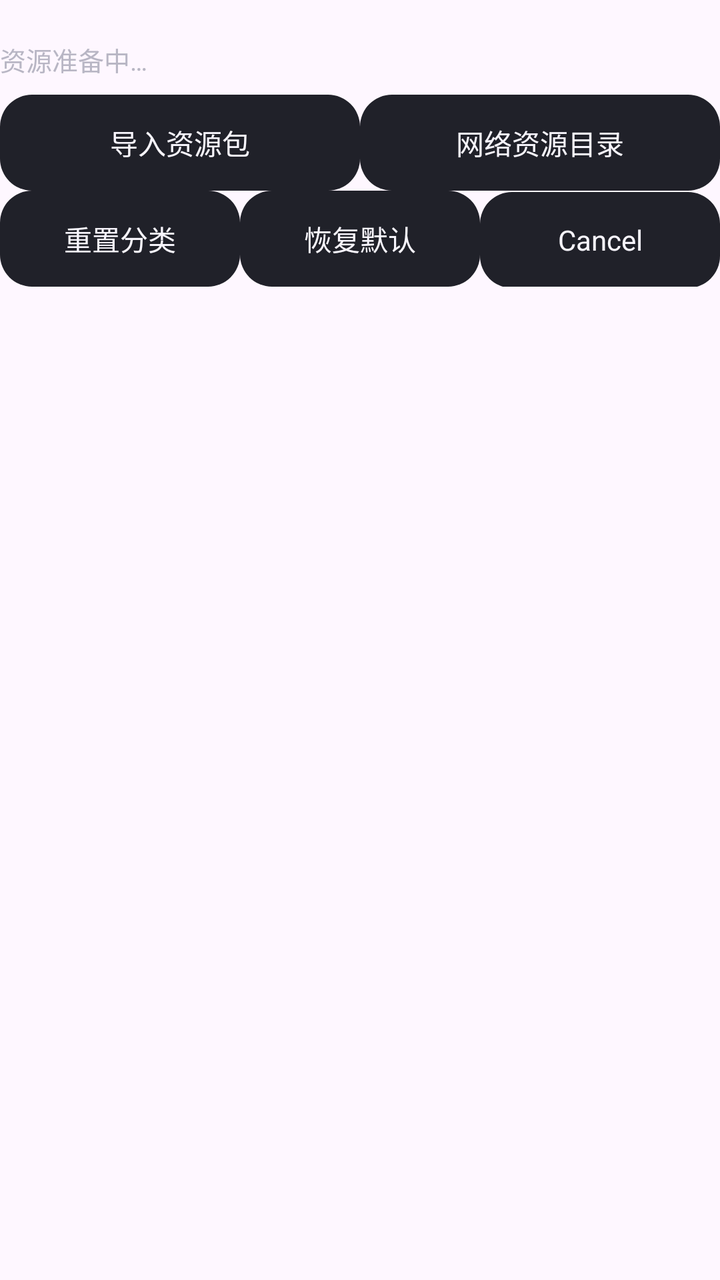
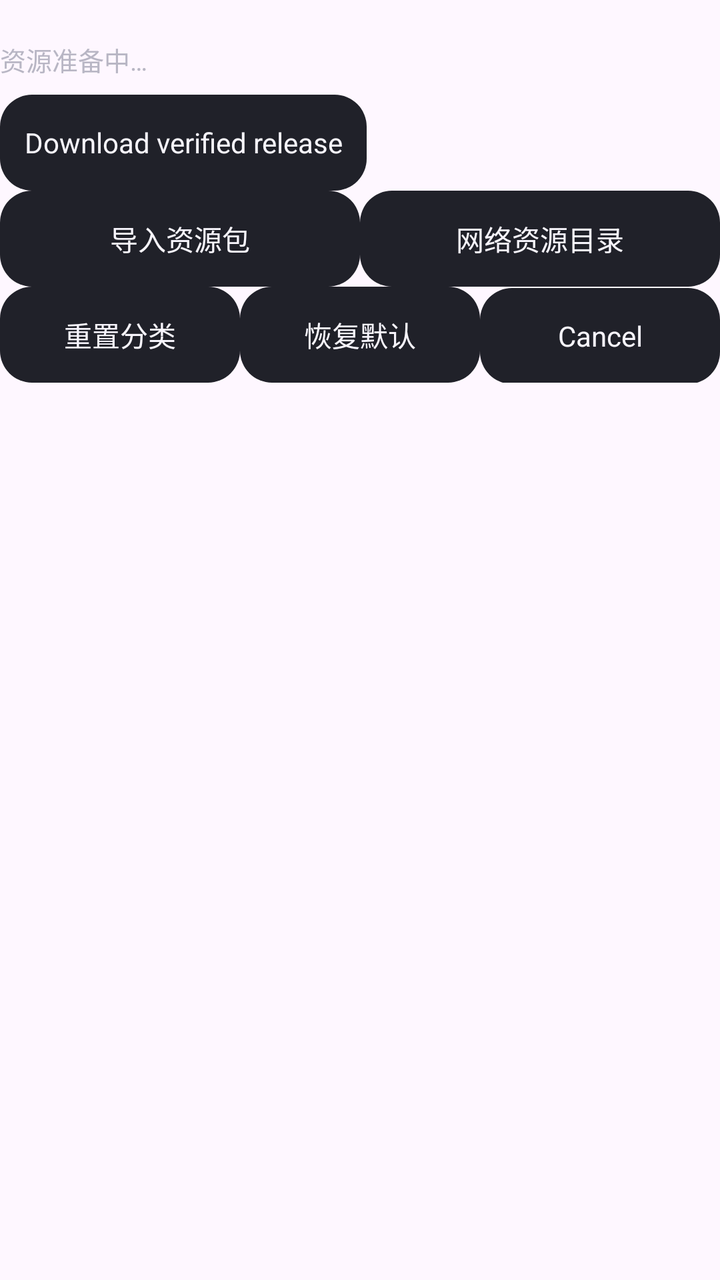

Compare the two renders of this Android layout. The source of the first and the diff that turns it into the second are given below.
<!-- AndroidManifest.xml: application theme Theme.Beauty -->
<!-- res/layout/view_resource_center.xml -->
<LinearLayout xmlns:android="http://schemas.android.com/apk/res/android" android:layout_width="match_parent" android:layout_height="wrap_content" android:orientation="vertical" android:paddingVertical="8dp">
  <TextView android:id="@+id/resource_status" style="@style/CameraLabel" android:text="@string/resources_loading" android:accessibilityLiveRegion="polite" />
  <LinearLayout android:id="@+id/resource_management" android:layout_width="match_parent" android:layout_height="wrap_content" android:orientation="vertical">
    <LinearLayout android:layout_width="match_parent" android:layout_height="wrap_content">
      <TextView android:id="@+id/resource_import" style="@style/CameraAction" android:layout_width="0dp" android:layout_weight="1" android:text="@string/resources_import" />
      <TextView android:id="@+id/resource_online" style="@style/CameraAction" android:layout_width="0dp" android:layout_weight="1" android:text="@string/resources_online" />
    </LinearLayout>
    <LinearLayout android:layout_width="match_parent" android:layout_height="wrap_content">
      <TextView android:id="@+id/resource_reset" style="@style/CameraAction" android:layout_width="0dp" android:layout_weight="1" android:text="@string/resources_reset_category" />
      <TextView android:id="@+id/resource_defaults" style="@style/CameraAction" android:layout_width="0dp" android:layout_weight="1" android:text="@string/resources_defaults" />
      <TextView android:id="@+id/resource_cancel" style="@style/CameraAction" android:layout_width="0dp" android:layout_weight="1" android:text="@android:string/cancel" />
    </LinearLayout>
    <TextView android:id="@+id/resource_gesture_info" style="@style/CameraLabel" android:visibility="gone" />
    <TextView android:id="@+id/resource_gesture_apply" style="@style/CameraAction" android:text="@string/resources_gesture_apply" android:visibility="gone" />
    <TextView android:id="@+id/resource_gesture_clear" style="@style/CameraAction" android:text="@string/resources_gesture_clear" android:visibility="gone" />
    <TextView android:id="@+id/resource_apply_delivery" style="@style/CameraAction" android:text="@string/resources_apply_delivery" android:visibility="gone" />
  </LinearLayout>
  <TextView android:id="@+id/resource_empty" android:layout_width="match_parent" android:layout_height="wrap_content" android:padding="16dp" android:text="@string/resources_empty" android:textColor="@color/camera_muted" android:visibility="gone" />
  <TextView android:id="@+id/resource_none" style="@style/EffectText" android:text="@string/camera_category_off" android:visibility="gone" />
  <GridLayout android:id="@+id/resource_grid" android:layout_width="match_parent" android:layout_height="wrap_content" android:columnCount="3" />
</LinearLayout>
<!-- resources referenced by this layout -->
<resources>
  <color name="camera_muted">#B8B6C4</color>
  <string name="camera_category_off">Turn off this category</string>
  <string name="resources_apply_delivery">应用导入资源库的默认配置</string>
  <string name="resources_defaults">恢复默认</string>
  <string name="resources_empty">此分类暂无已安装素材，可前往首页资源中心添加。</string>
  <string name="resources_gesture_apply">应用导入的手势效果</string>
  <string name="resources_gesture_clear">清除手势效果</string>
  <string name="resources_import">导入资源包</string>
  <string name="resources_loading">资源准备中…</string>
  <string name="resources_online">网络资源目录</string>
  <string name="resources_reset_category">重置分类</string>
  <style name="CameraLabel"><item name="android:layout_width">match_parent</item><item name="android:layout_height">wrap_content</item><item name="android:textColor">@color/camera_muted</item><item name="android:textSize">13sp</item><item name="android:paddingTop">12dp</item><item name="android:paddingBottom">8dp</item></style>
  <style name="EffectText" parent="CameraQuiet"><item name="android:background">@drawable/bg_effect_category</item><item name="android:textColor">@color/effect_label</item><item name="android:textSize">13sp</item><item name="android:paddingStart">10dp</item><item name="android:paddingEnd">10dp</item></style>
  <style name="Theme.Beauty" parent="Theme.Material3.DayNight.NoActionBar">
          <item name="colorPrimary">@color/primary</item>
          <item name="colorOnPrimary">@color/on_primary</item>
          <item name="android:statusBarColor">@android:color/transparent</item>
          <item name="android:navigationBarColor">@android:color/transparent</item>
          <item name="android:windowLightStatusBar">true</item>
      </style>
  <color name="camera_text">#F7F5FC</color>
  <!-- drawable bg_camera_chip (drawable) -->
  <selector xmlns:android="http://schemas.android.com/apk/res/android"><item android:state_selected="true"><shape><solid android:color="#483764"/><stroke android:width="1dp" android:color="@color/camera_accent"/><corners android:radius="16dp"/></shape></item><item><shape><solid android:color="@color/camera_panel"/><corners android:radius="16dp"/></shape></item></selector>
  <style name="CameraQuiet" parent="CameraAction"><item name="android:background">@drawable/bg_camera_tab</item><item name="android:textSize">13sp</item><item name="android:paddingTop">6dp</item><item name="android:paddingBottom">6dp</item></style>
  <!-- drawable bg_effect_category (drawable) -->
  <selector xmlns:android="http://schemas.android.com/apk/res/android">
      <item android:state_selected="true">
          <layer-list>
              <item android:gravity="bottom" android:height="2dp" android:left="15dp" android:right="15dp">
                  <shape><solid android:color="@color/camera_accent" /><corners android:radius="1dp" /></shape>
              </item>
          </layer-list>
      </item>
      <item android:drawable="@android:color/transparent" />
  </selector>
  <color name="primary">#1B5E20</color>
  <color name="on_primary">#FFFFFF</color>
  <color name="camera_accent">#BDA4FF</color>
  <color name="camera_panel">#202129</color>
  <!-- drawable bg_camera_tab (drawable) -->
  <selector xmlns:android="http://schemas.android.com/apk/res/android">
    <item android:state_selected="true">
      <shape><solid android:color="#483764" /><corners android:radius="10dp" /><stroke android:color="@color/camera_accent" android:width="1dp" /></shape>
    </item>
    <item><shape><solid android:color="@android:color/transparent" /><corners android:radius="10dp" /></shape></item>
  </selector>
  <!-- unchanged entries left out for length: 1 -->
</resources>

<!-- the commit's change to res/layout/view_resource_center.xml (unified diff, before → after) -->
@@ -1,6 +1,8 @@
 <LinearLayout xmlns:android="http://schemas.android.com/apk/res/android" android:layout_width="match_parent" android:layout_height="wrap_content" android:orientation="vertical" android:paddingVertical="8dp">
   <TextView android:id="@+id/resource_status" style="@style/CameraLabel" android:text="@string/resources_loading" android:accessibilityLiveRegion="polite" />
   <LinearLayout android:id="@+id/resource_management" android:layout_width="match_parent" android:layout_height="wrap_content" android:orientation="vertical">
+    <TextView android:id="@+id/resource_delivery_receipt" style="@style/CameraLabel" android:textIsSelectable="true" android:visibility="gone" />
+    <TextView android:id="@+id/resource_official" style="@style/CameraAction" android:text="@string/resources_official_download" />
     <LinearLayout android:layout_width="match_parent" android:layout_height="wrap_content">
       <TextView android:id="@+id/resource_import" style="@style/CameraAction" android:layout_width="0dp" android:layout_weight="1" android:text="@string/resources_import" />
       <TextView android:id="@+id/resource_online" style="@style/CameraAction" android:layout_width="0dp" android:layout_weight="1" android:text="@string/resources_online" />
@@ -16,6 +18,6 @@
     <TextView android:id="@+id/resource_apply_delivery" style="@style/CameraAction" android:text="@string/resources_apply_delivery" android:visibility="gone" />
   </LinearLayout>
   <TextView android:id="@+id/resource_empty" android:layout_width="match_parent" android:layout_height="wrap_content" android:padding="16dp" android:text="@string/resources_empty" android:textColor="@color/camera_muted" android:visibility="gone" />
-  <TextView android:id="@+id/resource_none" style="@style/EffectText" android:text="@string/camera_category_off" android:visibility="gone" />
+  <TextView android:id="@+id/resource_none" android:layout_gravity="end" style="@style/CameraQuiet" android:text="@string/camera_category_off" android:visibility="gone" />
   <GridLayout android:id="@+id/resource_grid" android:layout_width="match_parent" android:layout_height="wrap_content" android:columnCount="3" />
 </LinearLayout>
<!-- resource entries referenced after the edit -->
@@ -9,10 +9,10 @@
   <string name="resources_gesture_clear">清除手势效果</string>
   <string name="resources_import">导入资源包</string>
   <string name="resources_loading">资源准备中…</string>
+  <string name="resources_official_download">Download verified release</string>
   <string name="resources_online">网络资源目录</string>
   <string name="resources_reset_category">重置分类</string>
   <style name="CameraLabel"><item name="android:layout_width">match_parent</item><item name="android:layout_height">wrap_content</item><item name="android:textColor">@color/camera_muted</item><item name="android:textSize">13sp</item><item name="android:paddingTop">12dp</item><item name="android:paddingBottom">8dp</item></style>
-  <style name="EffectText" parent="CameraQuiet"><item name="android:background">@drawable/bg_effect_category</item><item name="android:textColor">@color/effect_label</item><item name="android:textSize">13sp</item><item name="android:paddingStart">10dp</item><item name="android:paddingEnd">10dp</item></style>
   <style name="Theme.Beauty" parent="Theme.Material3.DayNight.NoActionBar">
           <item name="colorPrimary">@color/primary</item>
           <item name="colorOnPrimary">@color/on_primary</item>
@@ -24,17 +24,6 @@
   <!-- drawable bg_camera_chip (drawable) -->
   <selector xmlns:android="http://schemas.android.com/apk/res/android"><item android:state_selected="true"><shape><solid android:color="#483764"/><stroke android:width="1dp" android:color="@color/camera_accent"/><corners android:radius="16dp"/></shape></item><item><shape><solid android:color="@color/camera_panel"/><corners android:radius="16dp"/></shape></item></selector>
   <style name="CameraQuiet" parent="CameraAction"><item name="android:background">@drawable/bg_camera_tab</item><item name="android:textSize">13sp</item><item name="android:paddingTop">6dp</item><item name="android:paddingBottom">6dp</item></style>
-  <!-- drawable bg_effect_category (drawable) -->
-  <selector xmlns:android="http://schemas.android.com/apk/res/android">
-      <item android:state_selected="true">
-          <layer-list>
-              <item android:gravity="bottom" android:height="2dp" android:left="15dp" android:right="15dp">
-                  <shape><solid android:color="@color/camera_accent" /><corners android:radius="1dp" /></shape>
-              </item>
-          </layer-list>
-      </item>
-      <item android:drawable="@android:color/transparent" />
-  </selector>
   <color name="primary">#1B5E20</color>
   <color name="on_primary">#FFFFFF</color>
   <color name="camera_accent">#BDA4FF</color>
